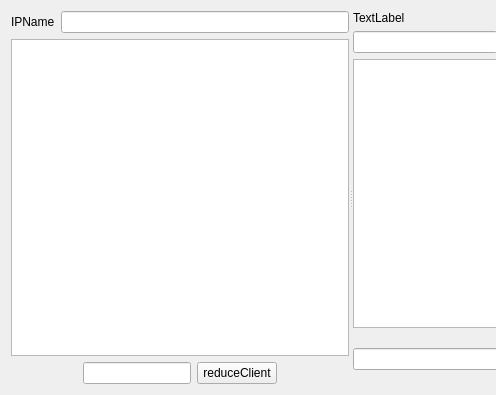
This is chetting.ui in jaehyeonjeong/samQtProject2 as Qt 5 draws it before an edit; both pictures show x 0 to 496 and y 0 to 395 of the 745 by 395 pixel window. The edited form follows.
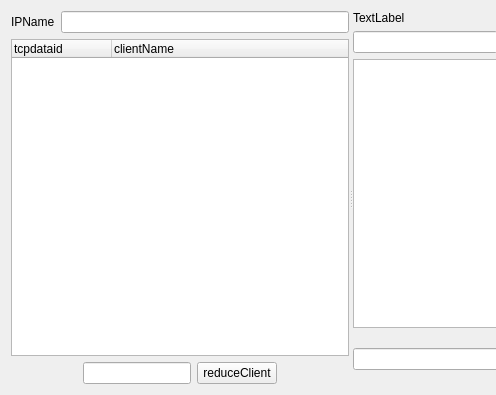
This is the edited form.

Patch:
```diff
--- a/chetting.ui
+++ b/chetting.ui
@@ -36,7 +36,18 @@
         </layout>
        </item>
        <item>
-        <widget class="QListWidget" name="listWidget"/>
+        <widget class="QTreeWidget" name="treeWidget">
+         <column>
+          <property name="text">
+           <string>tcpdataid</string>
+          </property>
+         </column>
+         <column>
+          <property name="text">
+           <string>clientName</string>
+          </property>
+         </column>
+        </widget>
        </item>
        <item>
         <layout class="QHBoxLayout" name="horizontalLayout_3">
```
